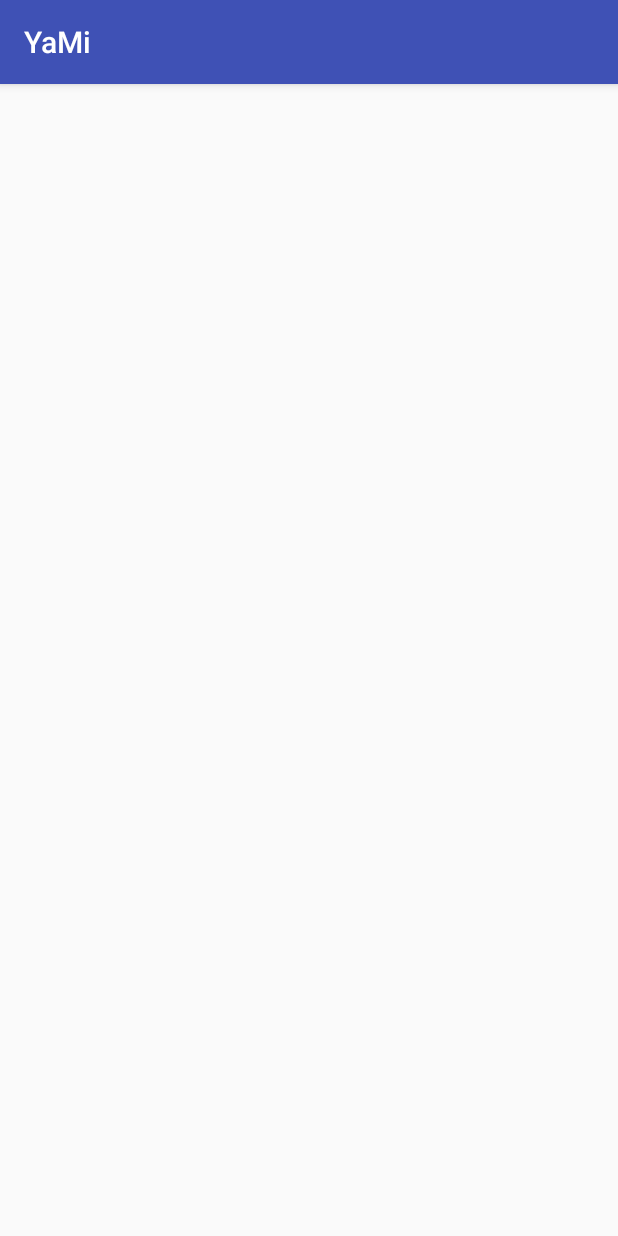
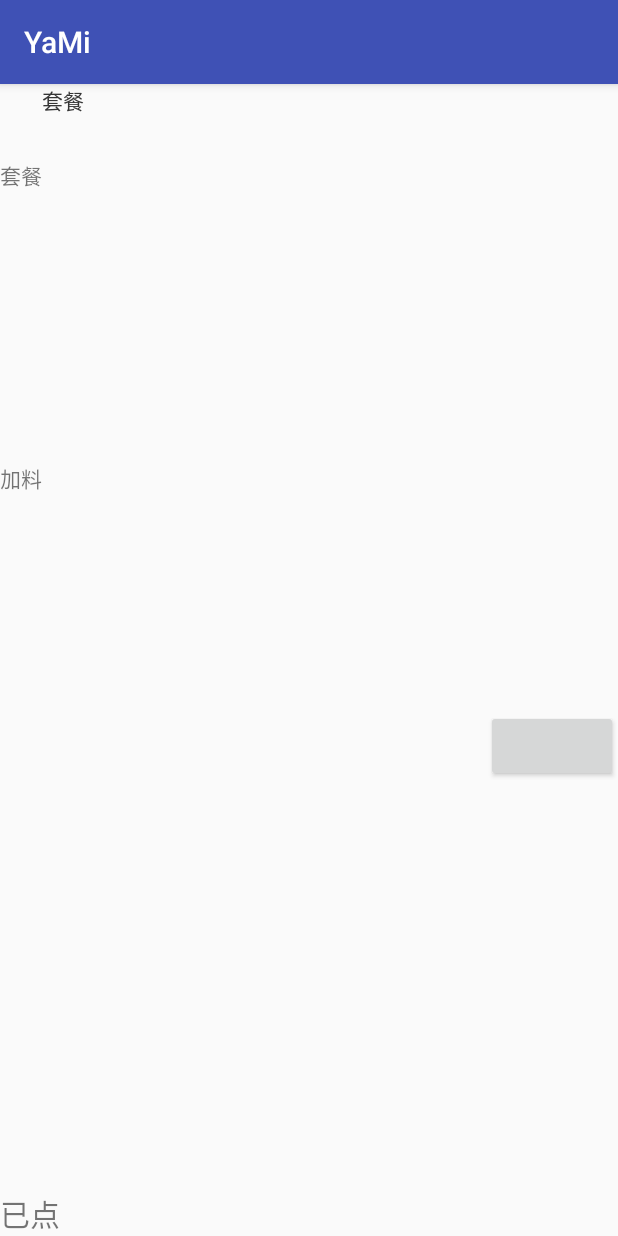
Before and after one commit to wutengfei/YaMi, an Android app: the OrderActivity screen opened directly, with no data from a screen before it, on a phone screen of 412 x 824 dp. Run offline under Robolectric (Android 15) with nearby library versions, the phone set to English and light mode, and no system bars.

Commit message:
套餐页初步设计

```diff
--- a/android/app/build.gradle
+++ b/android/app/build.gradle
@@ -22,6 +22,7 @@ android {
 dependencies {
     compile fileTree(dir: 'libs', include: ['*.jar'])
     compile 'com.android.support.constraint:constraint-layout:1.1.0'
+    compile 'com.android.support:support-v4:26.0.0'
     androidTestCompile('com.android.support.test.espresso:espresso-core:2.2.2', {
         exclude group: 'com.android.support', module: 'support-annotations'
     })
--- a/android/app/src/main/java/cn/org/bjca/yami/OrderActivity.java
+++ b/android/app/src/main/java/cn/org/bjca/yami/OrderActivity.java
@@ -1,16 +1,70 @@
 package cn.org.bjca.yami;
 
+import android.app.FragmentManager;
+import android.app.FragmentTransaction;
 import android.support.v7.app.AppCompatActivity;
 import android.os.Bundle;
+import android.view.TextureView;
+import android.view.View;
+import android.widget.Button;
+import android.widget.TextView;
+
+import cn.org.bjca.yami.view.AddMaterialFragment;
+import cn.org.bjca.yami.view.SetMealFragment;
 
 /**
- * 订单页
+ * 点餐页
  */
-public class OrderActivity extends AppCompatActivity {
+public class OrderActivity extends AppCompatActivity  implements View.OnClickListener{
+    private SetMealFragment setMealFragment;
+    private AddMaterialFragment addMaterialFragment;
 
     @Override
     protected void onCreate(Bundle savedInstanceState) {
         super.onCreate(savedInstanceState);
         setContentView(R.layout.activity_order);
+        TextView setMeal=findViewById(R.id.tv_setMeal);
+        TextView addMaterial=findViewById(R.id.tv_addMaterial);
+        setMeal.setOnClickListener(this);
+        addMaterial.setOnClickListener(this);
+        // 设置默认的Fragment
+        setDefaultFragment();
+    }
+
+
+    private void setDefaultFragment() {
+        FragmentManager manager = getFragmentManager();
+        FragmentTransaction transaction = manager.beginTransaction();
+
+        setMealFragment = new SetMealFragment();
+        transaction.replace(R.id.fragment_order, setMealFragment);
+        transaction.commit();
+    }
+
+
+    @Override
+    public void onClick(View v) {
+        FragmentManager fm = getFragmentManager();
+        // 开启Fragment事务
+        FragmentTransaction transaction = fm.beginTransaction();
+        switch (v.getId()) {
+            case R.id.tv_setMeal:
+                if (setMealFragment == null) {
+                    setMealFragment = new SetMealFragment();
+                }
+                // 使用当前Fragment的布局替代content的控件
+                transaction.replace(R.id.fragment_order, setMealFragment);
+                break;
+            case R.id.tv_addMaterial:
+                if (addMaterialFragment == null) {
+                    addMaterialFragment = new AddMaterialFragment();
+                }
+                transaction.replace(R.id.fragment_order, addMaterialFragment);
+                break;
+        }
+        //添加返回栈,按back键可以返回上一个碎片
+      //  transaction.addToBackStack(null);
+        // 事务提交
+        transaction.commit();
     }
 }
--- a/android/app/src/main/java/cn/org/bjca/yami/view/ImgAdapter.java
+++ b/android/app/src/main/java/cn/org/bjca/yami/adapter/ImgAdapter.java
@@ -1,4 +1,4 @@
-package cn.org.bjca.yami.view;
+package cn.org.bjca.yami.adapter;
 
 import android.content.Context;
 import android.support.v4.view.ViewPager;
--- a/android/app/src/main/java/cn/org/bjca/yami/view/LoopVPAdapter.java
+++ b/android/app/src/main/java/cn/org/bjca/yami/adapter/LoopVPAdapter.java
@@ -1,4 +1,4 @@
-package cn.org.bjca.yami.view;
+package cn.org.bjca.yami.adapter;
 
 import android.content.Context;
 import android.support.v4.view.PagerAdapter;
--- /dev/null
+++ b/android/app/src/main/java/cn/org/bjca/yami/view/SetMealFragment.java
@@ -0,0 +1,30 @@
+package cn.org.bjca.yami.view;
+
+
+import android.os.Bundle;
+import android.app.Fragment;
+import android.view.LayoutInflater;
+import android.view.View;
+import android.view.ViewGroup;
+
+import cn.org.bjca.yami.R;
+
+/**
+ * 套餐Fragment
+ */
+public class SetMealFragment extends Fragment {
+
+
+    public SetMealFragment() {
+        // Required empty public constructor
+    }
+
+
+    @Override
+    public View onCreateView(LayoutInflater inflater, ViewGroup container,
+                             Bundle savedInstanceState) {
+        // Inflate the layout for this fragment
+        return inflater.inflate(R.layout.fragment_setmeal, container, false);
+    }
+
+}
--- a/android/app/src/main/res/layout/activity_order.xml
+++ b/android/app/src/main/res/layout/activity_order.xml
@@ -1,9 +1,81 @@
 <?xml version="1.0" encoding="utf-8"?>
-<android.support.constraint.ConstraintLayout xmlns:android="http://schemas.android.com/apk/res/android"
+<LinearLayout xmlns:android="http://schemas.android.com/apk/res/android"
     xmlns:app="http://schemas.android.com/apk/res-auto"
     xmlns:tools="http://schemas.android.com/tools"
     android:layout_width="match_parent"
     android:layout_height="match_parent"
+    android:orientation="vertical"
     tools:context="cn.org.bjca.yami.OrderActivity">
 
-</android.support.constraint.ConstraintLayout>
+    <LinearLayout
+        android:layout_width="match_parent"
+        android:layout_height="wrap_content"
+        android:orientation="horizontal">
+
+        <RelativeLayout
+            android:layout_width="wrap_content"
+            android:layout_height="match_parent"
+           >
+
+            <TextView
+                android:layout_marginTop="50dp"
+                android:layout_width="wrap_content"
+                android:layout_height="wrap_content"
+                android:id="@+id/tv_setMeal"
+                android:text="套餐" />
+
+            <TextView
+                android:layout_width="wrap_content"
+                android:layout_height="wrap_content"
+                android:id="@+id/tv_addMaterial"
+                android:layout_alignParentBottom="true"
+                android:layout_alignParentLeft="true"
+                android:layout_alignParentStart="true"
+                android:layout_marginBottom="144dp"
+                android:text="加料" />
+
+        </RelativeLayout>
+
+        <fragment
+            android:id="@+id/fragment_order"
+            android:name="cn.org.bjca.yami.view.SetMealFragment"
+            android:layout_width="match_parent"
+            android:layout_height="400dp"
+            android:layout_alignParentBottom="true"
+            android:layout_alignParentLeft="true"
+            android:layout_alignParentStart="true"
+            android:layout_marginBottom="17dp" />
+    </LinearLayout>
+
+
+    <RelativeLayout
+
+        android:layout_width="match_parent"
+        android:layout_height="match_parent"
+        android:layout_below="@id/fragment_order">
+
+        <TextView
+            android:layout_width="wrap_content"
+            android:layout_height="wrap_content"
+            android:layout_alignParentBottom="true"
+            android:layout_alignParentLeft="true"
+            android:layout_alignParentStart="true"
+            android:text="已点"
+            android:textSize="20dp" />
+
+        <ImageView
+            android:id="@+id/imageView"
+            android:layout_width="100dp"
+            android:layout_height="30dp"
+            android:layout_alignParentBottom="true"
+            android:layout_centerHorizontal="true"
+            android:backgroundTint="@color/colorAccent" />
+
+        <Button
+            android:layout_width="wrap_content"
+            android:layout_height="wrap_content"
+            android:layout_alignParentEnd="true"
+            android:layout_alignParentRight="true"
+            />
+    </RelativeLayout>
+</LinearLayout>
--- /dev/null
+++ b/android/app/src/main/res/layout/fragment_setmeal.xml
@@ -0,0 +1,13 @@
+<FrameLayout xmlns:android="http://schemas.android.com/apk/res/android"
+    xmlns:tools="http://schemas.android.com/tools"
+    android:layout_width="match_parent"
+    android:layout_height="match_parent"
+    tools:context="cn.org.bjca.yami.view.SetMealFragment">
+
+    <!-- TODO: Update blank fragment layout -->
+    <TextView
+        android:layout_width="match_parent"
+        android:layout_height="match_parent"
+        android:text="套餐" />
+
+</FrameLayout>
--- a/android/app/src/main/res/values/strings.xml
+++ b/android/app/src/main/res/values/strings.xml
@@ -1,3 +1,6 @@
 <resources>
     <string name="app_name">YaMi</string>
+
+    <!-- TODO: Remove or change this placeholder text -->
+    <string name="hello_blank_fragment">套餐</string>
 </resources>
```
Also changed, not shown: android/app/src/main/java/cn/org/bjca/yami/AddMaterialActivity.java (deleted, +0 -16 lines), android/app/src/main/java/cn/org/bjca/yami/view/AddMaterialFragment.java (added, +30 -0 lines), android/app/src/main/res/layout/activity_add_material.xml (deleted, +0 -9 lines), android/app/src/main/res/layout/fragment_add_material.xml (added, +13 -0 lines).
